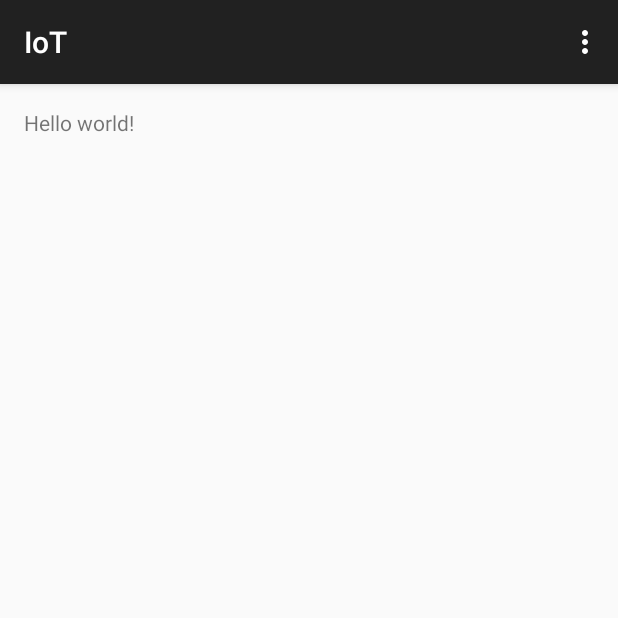
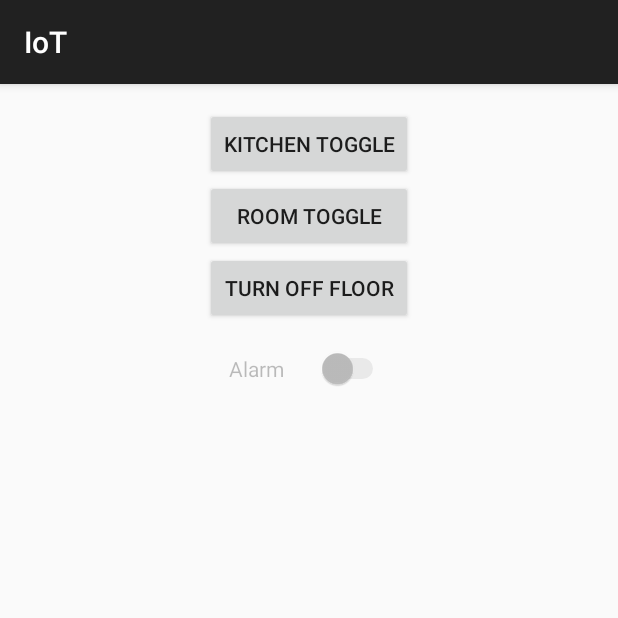
Before and after one commit to salceson/android-copernicus, an Android app: the screen it shows after launch (MainActivity), on a phone screen of 412 x 824 dp, the top half of it. Run offline under Robolectric (Android 15) with nearby library versions, the phone set to English and light mode, and no system bars; our stand-ins replace ButterKnife; libraries missing offline, so code that uses them is left out: retrofit.client, rx.android.schedulers; 6 statements that could not run were skipped.

Commit message:
Should everything work correctly

```diff
--- a/android/app/src/main/java/edu/agh/copernic/iot/CopernicApplication.java
+++ b/android/app/src/main/java/edu/agh/copernic/iot/CopernicApplication.java
@@ -1,7 +1,6 @@
 package edu.agh.copernic.iot;
 
 import android.app.Application;
-import android.util.Log;
 
 import edu.agh.copernic.iot.net.IoTContract;
 import retrofit.RestAdapter;
@@ -22,7 +21,6 @@ public class CopernicApplication extends Application {
                 .setEndpoint("http://10.22.112.219:20666")
                 .build();
 
-        Log.d("dupa", "dupa");
         contract = restAdapter.create(IoTContract.class);
     }
 
--- a/android/app/src/main/java/edu/agh/copernic/iot/MainActivity.java
+++ b/android/app/src/main/java/edu/agh/copernic/iot/MainActivity.java
@@ -8,25 +8,29 @@ import android.os.AsyncTask;
 import android.os.Bundle;
 import android.support.v7.app.AppCompatActivity;
 import android.util.Log;
-import android.view.Menu;
-import android.view.MenuItem;
-import android.widget.TextView;
+import android.widget.Button;
+import android.widget.Switch;
 
 import com.google.android.gms.common.ConnectionResult;
 import com.google.android.gms.common.GooglePlayServicesUtil;
 import com.google.android.gms.gcm.GoogleCloudMessaging;
 
 import java.io.IOException;
-import java.util.concurrent.atomic.AtomicInteger;
 
-import edu.agh.copernic.iot.net.GcmIdJson;
+import butterknife.ButterKnife;
+import butterknife.InjectView;
+import edu.agh.copernic.iot.net.json.AlarmRequestJson;
+import edu.agh.copernic.iot.net.json.AlarmResponseJson;
+import edu.agh.copernic.iot.net.json.GcmIdJson;
+import edu.agh.copernic.iot.net.json.LightsRequestJson;
+import edu.agh.copernic.iot.util.Toasts;
 import retrofit.RetrofitError;
 import retrofit.client.Response;
+import rx.android.schedulers.AndroidSchedulers;
 
 
 public class MainActivity extends AppCompatActivity {
 
-    public static final String EXTRA_MESSAGE = "message";
     public static final String PROPERTY_REG_ID = "registration_id";
     private static final String PROPERTY_APP_VERSION = "appVersion";
     private final static int PLAY_SERVICES_RESOLUTION_REQUEST = 9000;
@@ -40,20 +44,32 @@ public class MainActivity extends AppCompatActivity {
     /**
      * Tag used on log messages.
      */
-    static final String TAG = "GCMDemo";
+    private static final String TAG = "MainActivity";
 
-    TextView mDisplay;
-    GoogleCloudMessaging gcm;
-    AtomicInteger msgId = new AtomicInteger();
-    SharedPreferences prefs;
-    Context context;
+    private GoogleCloudMessaging gcm;
+    private Context context;
 
-    String regid;
+    private String regid;
+
+
+    @InjectView(R.id.kitchen_btn)
+    Button kitchenBtn;
+
+    @InjectView(R.id.room_btn)
+    Button roomBtn;
+
+    @InjectView(R.id.floor_btn)
+    Button floorBtn;
+
+    @InjectView(R.id.alarm_switch)
+    Switch alarmSwitch;
 
     @Override
     protected void onCreate(Bundle savedInstanceState) {
         super.onCreate(savedInstanceState);
         setContentView(R.layout.activity_main);
+
+        ButterKnife.inject(this);
 
         context = getApplicationContext();
 
@@ -68,28 +84,72 @@ public class MainActivity extends AppCompatActivity {
             Log.i(TAG, "No valid Google Play Services APK found.");
         }
 
-    }
+        kitchenBtn.setOnClickListener(v -> CopernicApplication
+                .getContract()
+                .sendLightsOperation(LightsRequestJson
+                        .create(LightsRequestJson.Operation.TOGGLE, LightsRequestJson.Room.KITCHEN))
+                .observeOn(AndroidSchedulers.mainThread())
+                .subscribe(
+                        response -> Toasts.show(context, "Toggled lights in the kitchen"),
+                        error -> Toasts.show(context, "Couldn't toggle lights. Try again.")));
 
-    @Override
-    public boolean onCreateOptionsMenu(Menu menu) {
-        // Inflate the menu; this adds items to the action bar if it is present.
-        getMenuInflater().inflate(R.menu.menu_main, menu);
-        return true;
-    }
+        roomBtn.setOnClickListener(v -> CopernicApplication
+                .getContract()
+                .sendLightsOperation(LightsRequestJson
+                        .create(LightsRequestJson.Operation.TOGGLE, LightsRequestJson.Room.ROOM))
+                .observeOn(AndroidSchedulers.mainThread())
+                .subscribe(
+                        response -> Toasts.show(context, "Toggled lights in the room"),
+                        error -> Toasts.show(context, "Couldn't toggle lights. Try again.")));
 
-    @Override
-    public boolean onOptionsItemSelected(MenuItem item) {
-        // Handle action bar item clicks here. The action bar will
-        // automatically handle clicks on the Home/Up button, so long
-        // as you specify a parent activity in AndroidManifest.xml.
-        int id = item.getItemId();
+        floorBtn.setOnClickListener(v -> CopernicApplication
+                .getContract()
+                .sendLightsOperation(LightsRequestJson
+                        .create(LightsRequestJson.Operation.OFF, LightsRequestJson.Room.ALL))
+                .observeOn(AndroidSchedulers.mainThread())
+                .subscribe(
+                        response -> Toasts.show(context, "Turned lights off on the whole floor"),
+                        error -> Toasts.show(context, "Couldn't turn off lights. Try again.")));
 
-        //noinspection SimplifiableIfStatement
-        if (id == R.id.action_settings) {
-            return true;
-        }
+        alarmSwitch.setEnabled(false);
+        Toasts.show(context, "I need to check if alarm is turned on. Wait a sec.");
+        CopernicApplication.getContract()
+                .getAlarmStatus()
+                .observeOn(AndroidSchedulers.mainThread())
+                .subscribe(
+                        response -> {
+                            if (response.getMode().equals(AlarmResponseJson.Mode.ON.toString())) {
+                                alarmSwitch.setChecked(true);
+                            } else {
+                                alarmSwitch.setChecked(false);
+                            }
+                            alarmSwitch.setEnabled(true);
+                            Toasts.show(context, "Alarms is " + response.getMode());
+                        },
+                        error -> {
+                            Toasts.show(context, "Couldn't check if alarm is turned on");
+                            alarmSwitch.setChecked(false);
+                            alarmSwitch.setEnabled(true);
+                        }
+                );
 
-        return super.onOptionsItemSelected(item);
+        alarmSwitch.setOnClickListener(v -> {
+            String mode;
+            if (alarmSwitch.isChecked()) {
+                mode = AlarmResponseJson.Mode.ON.toString();
+            } else {
+                mode = AlarmResponseJson.Mode.OFF.toString();
+            }
+            CopernicApplication.getContract().setAlarmState(
+                    AlarmRequestJson.create(mode))
+                    .observeOn(AndroidSchedulers.mainThread())
+                    .subscribe(
+                            response -> Toasts.show(context, "Alarm turned on"),
+                            error -> {
+                                Toasts.show(context, "Couldn't turn the alarm " + mode);
+                                alarmSwitch.setChecked(!alarmSwitch.isChecked());
+                            });
+        });
     }
 
     /**
@@ -118,7 +178,7 @@ public class MainActivity extends AppCompatActivity {
      * If result is empty, the app needs to register.
      *
      * @return registration ID, or empty string if there is no existing
-     *         registration ID.
+     * registration ID.
      */
     private String getRegistrationId(Context context) {
         final SharedPreferences prefs = getGCMPreferences(context);
@@ -214,6 +274,7 @@ public class MainActivity extends AppCompatActivity {
      * or CCS to send messages to your app. Not needed for this demo since the
      * device sends upstream messages to a server that echoes back the message
      * using the 'from' address in the message.
+     *
      * @param regid
      */
     private void sendRegistrationIdToBackend(String regid) {
@@ -228,12 +289,13 @@ public class MainActivity extends AppCompatActivity {
             Log.i(TAG, e.getMessage());
         }
     }
+
     /**
      * Stores the registration ID and app versionCode in the application's
      * {@code SharedPreferences}.
      *
      * @param context application's context.
-     * @param regId registration ID
+     * @param regId   registration ID
      */
     private void storeRegistrationId(Context context, String regId) {
         final SharedPreferences prefs = getGCMPreferences(context);
--- a/android/app/src/main/java/edu/agh/copernic/iot/net/IoTContract.java
+++ b/android/app/src/main/java/edu/agh/copernic/iot/net/IoTContract.java
@@ -1,10 +1,25 @@
 package edu.agh.copernic.iot.net;
 
+import edu.agh.copernic.iot.net.json.AlarmRequestJson;
+import edu.agh.copernic.iot.net.json.AlarmResponseJson;
+import edu.agh.copernic.iot.net.json.GcmIdJson;
+import edu.agh.copernic.iot.net.json.LightsRequestJson;
 import retrofit.client.Response;
 import retrofit.http.Body;
+import retrofit.http.GET;
 import retrofit.http.POST;
+import rx.Observable;
 
 public interface IoTContract {
     @POST("/device/")
     Response sendGCMI(@Body GcmIdJson body);
+
+    @POST("/lights/")
+    Observable<Response> sendLightsOperation(@Body LightsRequestJson body);
+
+    @GET("/alarm/")
+    Observable<AlarmResponseJson> getAlarmStatus();
+
+    @POST("/alarm/")
+    Observable<Response> setAlarmState(@Body AlarmRequestJson body);
 }
--- a/android/app/src/main/java/edu/agh/copernic/iot/net/GcmIdJson.java
+++ b/android/app/src/main/java/edu/agh/copernic/iot/net/json/GcmIdJson.java
@@ -1,4 +1,4 @@
-package edu.agh.copernic.iot.net;
+package edu.agh.copernic.iot.net.json;
 
 public class GcmIdJson {
     private final String id;
--- /dev/null
+++ b/android/app/src/main/java/edu/agh/copernic/iot/util/Toasts.java
@@ -0,0 +1,18 @@
+package edu.agh.copernic.iot.util;
+
+import android.content.Context;
+import android.support.annotation.StringRes;
+import android.widget.Toast;
+
+public class Toasts {
+    private Toasts() {
+    }
+
+    public static void show(Context context, String msg) {
+        Toast.makeText(context, msg, Toast.LENGTH_SHORT).show();
+    }
+
+    public static void show(Context context, @StringRes int res) {
+        Toast.makeText(context, res, Toast.LENGTH_SHORT).show();
+    }
+}
--- a/android/app/src/main/res/layout/activity_main.xml
+++ b/android/app/src/main/res/layout/activity_main.xml
@@ -5,7 +5,47 @@
     android:paddingTop="@dimen/activity_vertical_margin"
     android:paddingBottom="@dimen/activity_vertical_margin" tools:context=".MainActivity">
 
-    <TextView android:text="@string/hello_world" android:layout_width="wrap_content"
-        android:layout_height="wrap_content" />
+    <Button
+        android:id="@+id/kitchen_btn"
+        android:text="@string/kitchen_btn"
+        android:layout_width="wrap_content"
+        android:layout_height="wrap_content"
+        android:layout_alignParentTop="true"
+        android:layout_centerHorizontal="true" />
+
+    <Button
+        android:id="@+id/room_btn"
+        android:text="@string/room_btn"
+        android:layout_width="wrap_content"
+        android:layout_height="wrap_content"
+        android:layout_below="@id/kitchen_btn"
+        android:layout_alignRight="@+id/kitchen_btn"
+        android:layout_alignEnd="@+id/kitchen_btn"
+        android:layout_alignLeft="@+id/kitchen_btn"
+        android:layout_alignStart="@+id/kitchen_btn" />
+
+    <Button
+        android:id="@+id/floor_btn"
+        android:text="@string/floor_btn"
+        android:layout_width="wrap_content"
+        android:layout_height="wrap_content"
+        android:layout_below="@id/room_btn"
+        android:layout_alignRight="@+id/room_btn"
+        android:layout_alignEnd="@+id/room_btn"
+        android:layout_alignLeft="@+id/room_btn"
+        android:layout_alignStart="@+id/room_btn" />
+
+    <Switch
+        android:id="@+id/alarm_switch"
+        android:text="@string/alarm"
+        android:layout_width="wrap_content"
+        android:layout_height="wrap_content"
+        android:layout_below="@id/floor_btn"
+        android:layout_alignRight="@+id/floor_btn"
+        android:layout_alignEnd="@+id/floor_btn"
+        android:layout_alignLeft="@+id/floor_btn"
+        android:layout_alignStart="@+id/floor_btn"
+        android:layout_margin="16dp"
+        />
 
 </RelativeLayout>
--- a/android/app/src/main/res/values/strings.xml
+++ b/android/app/src/main/res/values/strings.xml
@@ -3,4 +3,8 @@
 
     <string name="hello_world">Hello world!</string>
     <string name="action_settings">Settings</string>
+    <string name="kitchen_btn">Kitchen toggle</string>
+    <string name="room_btn">Room toggle</string>
+    <string name="floor_btn">Turn off floor</string>
+    <string name="alarm">Alarm</string>
 </resources>
--- a/android/build.gradle
+++ b/android/build.gradle
@@ -3,10 +3,12 @@
 buildscript {
     repositories {
         jcenter()
+        mavenCentral()
     }
     dependencies {
         classpath 'com.android.tools.build:gradle:1.2.3'
         classpath 'com.neenbedankt.gradle.plugins:android-apt:1.4'
+        classpath 'me.tatarka:gradle-retrolambda:3.1.0'
 
         // NOTE: Do not place your application dependencies here; they belong
         // in the individual module build.gradle files
```
Also changed, not shown: android/app/build.gradle (+11 -0 lines), android/app/src/main/java/edu/agh/copernic/iot/GcmBroadcastReceiver.java (+9 -12 lines), android/app/src/main/java/edu/agh/copernic/iot/net/json/AlarmRequestJson.java (added, +15 -0 lines), android/app/src/main/java/edu/agh/copernic/iot/net/json/AlarmResponseJson.java (added, +29 -0 lines), android/app/src/main/java/edu/agh/copernic/iot/net/json/LightsRequestJson.java (added, +28 -0 lines), 1 other file.
